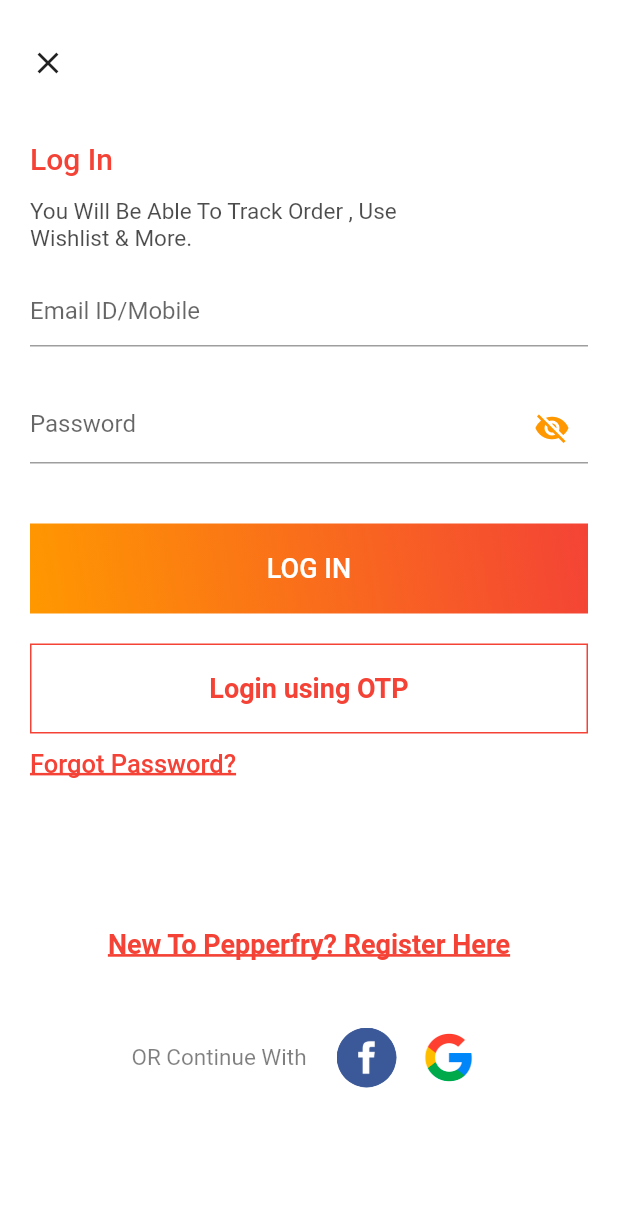
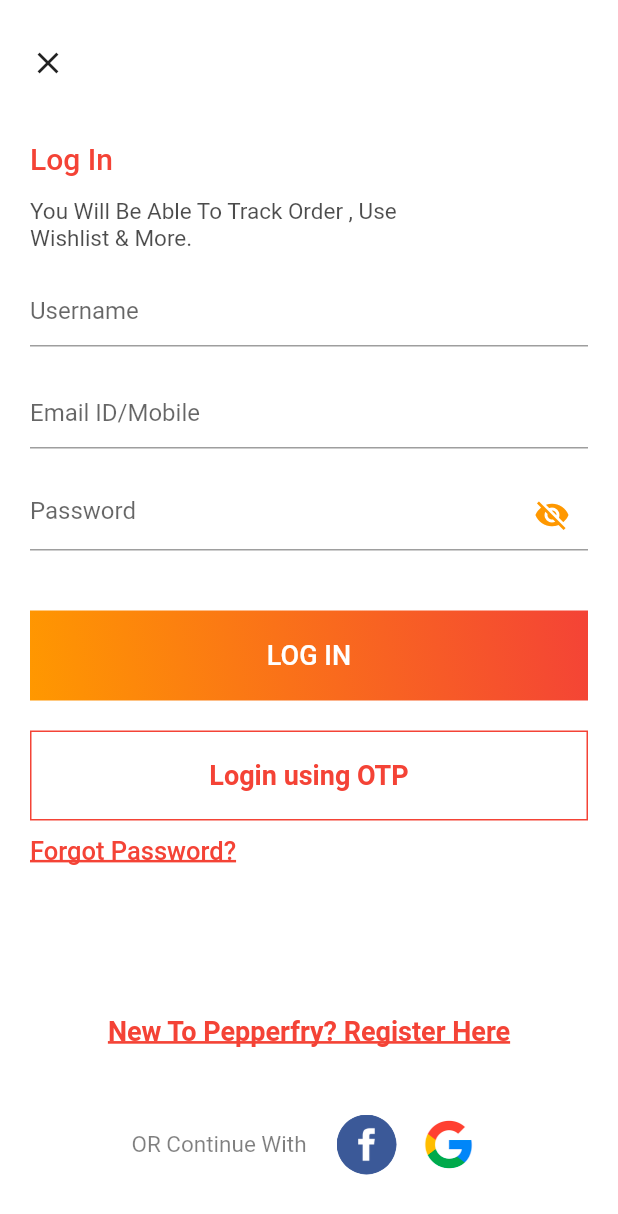
Before and after one commit to xaakib/pepperfry, a Flutter app: the LoginScreen screen opened directly, after a tap on "LOG IN", on a phone screen of 412 x 824 dp. Shown: the top 1214 px of the screen. Run offline on Flutter 3.47's test engine with Material 2 defaults, Android fonts, the phone set to English and light mode, and no system bars; network calls fail.

Commit message:
working on resgiter screen

```diff
--- a/lib/main.dart
+++ b/lib/main.dart
@@ -3,7 +3,6 @@
 import 'screens/main_screen.dart';
 
 void main() {
-
   runApp(MyApp());
 }
 
--- a/lib/screens/login_screen.dart
+++ b/lib/screens/login_screen.dart
@@ -3,6 +3,7 @@
 import 'package:flutter/material.dart';
 
 import 'otp_moible_config.dart';
+import 'package:http/http.dart' as http;
 
 class LoginScreen extends StatefulWidget {
   @override
@@ -11,27 +12,24 @@
 
 class _LoginScreenState extends State<LoginScreen> {
   final usernameController = TextEditingController();
+
+  final emailController = TextEditingController();
   final passwodController = TextEditingController();
   bool _showPassword = false;
-  // loginAPi(String username, String passowrd) async {
-  //   final response = await http.post(
-  //     Uri.parse('https://idiya.co.nz/wp-json/api/v1/token'),
-  //     headers: <String, String>{
-  //       'Accept': 'application/json',
-  //     },
-  //     body: jsonEncode(<String, String>{
-  //       'username': username,
-  //       'password': passowrd,
-  //     }),
-  //   );
-  //   var datas = jsonDecode(response.body);
-  //   print(datas);
-  //   if (response.statusCode == 200) {
-  //     print("dataok$datas");
-  //   } else {
-  //     print("No Data${datas['message']}");
-  //   }
-  // }
+  loginAPi() async {
+    final response = await http.post(
+      Uri.parse('https://idiya.co.nz/wp-json/api/v1/token'),
+      headers: <String, String>{
+        'Accept': 'application/json',
+      },
+      body: jsonEncode(<String, String>{
+        "username": usernameController.text,
+        "email": emailController.text,
+        "password": passwodController.text,
+      }),
+    );
+    var loginResponse = jsonDecode(response.body);
+  }
 
   @override
   Widget build(BuildContext context) {
@@ -49,10 +47,17 @@
                 crossAxisAlignment: CrossAxisAlignment.start,
                 children: [
                   TextFormField(
+                    controller: usernameController,
+                    decoration: InputDecoration(hintText: "Username"),
+                  ),
+                  SizedBox(height: 20),
+                  TextFormField(
+                    controller: emailController,
                     decoration: InputDecoration(hintText: "Email ID/Mobile"),
                   ),
-                  SizedBox(height: 30),
+                  SizedBox(height: 20),
                   TextFormField(
+                    controller: passwodController,
                     decoration: InputDecoration(
                         suffixIcon: GestureDetector(
                           onTap: () {
@@ -71,7 +76,9 @@
                   ),
                   SizedBox(height: 40),
                   InkWell(
-                    onTap: () {},
+                    onTap: () {
+                      loginAPi();
+                    },
                     child: Container(
                       height: 60,
                       child: Center(
```
Also changed, not shown: pubspec.lock.
